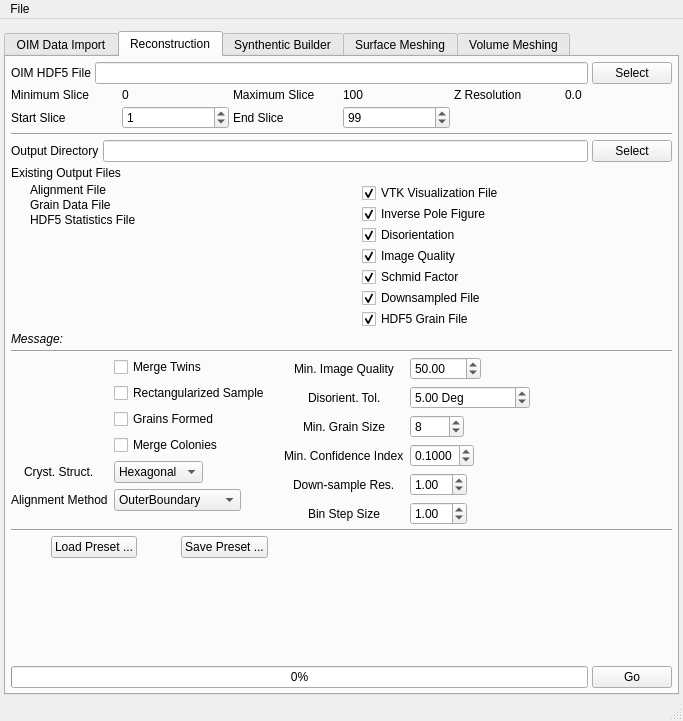
Above: Source/AIM/GUI/UI_Files/RepresentationUI.ui from BlueQuartzSoftware/DREAM3D before the change. Below: the same form after it.
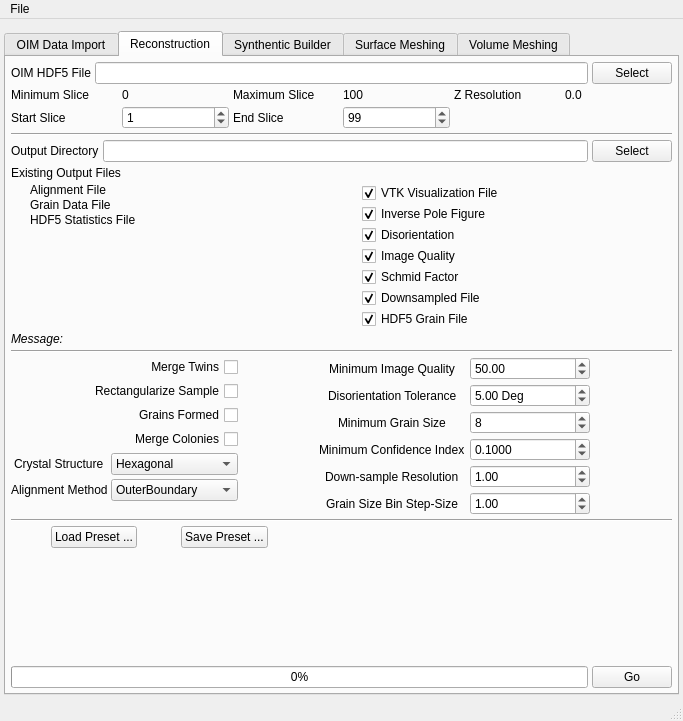
That is the form after the change. Icons and pictures are not drawn.

Commit message: Added function to export statistics from tnesion samples.  added code in find_euclidean_map to get distance from triple junctions and quadruple points

```diff
--- a/Source/AIM/GUI/UI_Files/RepresentationUI.ui
+++ b/Source/AIM/GUI/UI_Files/RepresentationUI.ui
@@ -846,59 +846,31 @@
         </item>
         <item>
          <layout class="QGridLayout" name="gridLayout_12">
-          <item row="0" column="1" rowspan="6">
+          <item row="0" column="1" rowspan="5">
            <layout class="QFormLayout" name="formLayout_5">
             <property name="fieldGrowthPolicy">
-             <enum>QFormLayout::FieldsStayAtSizeHint</enum>
+             <enum>QFormLayout::AllNonFixedFieldsGrow</enum>
             </property>
             <property name="labelAlignment">
              <set>Qt::AlignCenter</set>
             </property>
             <property name="horizontalSpacing">
-             <number>6</number>
+             <number>3</number>
             </property>
             <property name="verticalSpacing">
-             <number>6</number>
+             <number>4</number>
             </property>
             <property name="rightMargin">
-             <number>10</number>
+             <number>0</number>
             </property>
-            <item row="2" column="1">
-             <widget class="QCheckBox" name="rec_mergeTwins">
-              <property name="text">
-               <string>Merge Twins</string>
-              </property>
-             </widget>
-            </item>
-            <item row="3" column="1">
-             <widget class="QCheckBox" name="rec_fillinSample">
-              <property name="text">
-               <string>Rectangularized Sample</string>
-              </property>
-             </widget>
-            </item>
-            <item row="4" column="1">
-             <widget class="QCheckBox" name="rec_alreadyFormed">
-              <property name="text">
-               <string>Grains Formed</string>
-              </property>
-             </widget>
-            </item>
-            <item row="5" column="1">
-             <widget class="QCheckBox" name="rec_mergeColonies">
-              <property name="text">
-               <string>Merge Colonies</string>
-              </property>
-             </widget>
-            </item>
-            <item row="6" column="0">
+            <item row="8" column="0">
              <widget class="QLabel" name="label_33">
               <property name="text">
-               <string>Cryst. Struct.</string>
+               <string>Crystal Structure</string>
               </property>
              </widget>
             </item>
-            <item row="6" column="1">
+            <item row="8" column="1">
              <widget class="QComboBox" name="rec_CrystalStructure">
               <item>
                <property name="text">
@@ -912,14 +884,14 @@
               </item>
              </widget>
             </item>
-            <item row="7" column="0">
+            <item row="10" column="0">
              <widget class="QLabel" name="label_34">
               <property name="text">
                <string>Alignment Method</string>
               </property>
              </widget>
             </item>
-            <item row="7" column="1">
+            <item row="10" column="1">
              <widget class="QComboBox" name="rec_AlignMeth">
               <item>
                <property name="text">
@@ -938,29 +910,75 @@
               </item>
              </widget>
             </item>
+            <item row="6" column="0" colspan="2">
+             <widget class="QCheckBox" name="rec_alreadyFormed">
+              <property name="layoutDirection">
+               <enum>Qt::RightToLeft</enum>
+              </property>
+              <property name="text">
+               <string>Grains Formed</string>
+              </property>
+             </widget>
+            </item>
+            <item row="5" column="0" colspan="2">
+             <widget class="QCheckBox" name="rec_fillinSample">
+              <property name="layoutDirection">
+               <enum>Qt::RightToLeft</enum>
+              </property>
+              <property name="text">
+               <string>Rectangularize Sample</string>
+              </property>
+             </widget>
+            </item>
+            <item row="4" column="0" colspan="2">
+             <widget class="QCheckBox" name="rec_mergeTwins">
+              <property name="layoutDirection">
+               <enum>Qt::RightToLeft</enum>
+              </property>
+              <property name="text">
+               <string>Merge Twins</string>
+              </property>
+             </widget>
+            </item>
+            <item row="7" column="0" colspan="2">
+             <widget class="QCheckBox" name="rec_mergeColonies">
+              <property name="layoutDirection">
+               <enum>Qt::RightToLeft</enum>
+              </property>
+              <property name="text">
+               <string>Merge Colonies</string>
+              </property>
+             </widget>
+            </item>
            </layout>
           </item>
-          <item row="0" column="2" rowspan="6">
+          <item row="0" column="3" rowspan="5">
            <layout class="QFormLayout" name="formLayout_3">
             <property name="fieldGrowthPolicy">
-             <enum>QFormLayout::FieldsStayAtSizeHint</enum>
+             <enum>QFormLayout::AllNonFixedFieldsGrow</enum>
             </property>
             <property name="labelAlignment">
              <set>Qt::AlignCenter</set>
             </property>
             <property name="horizontalSpacing">
-             <number>6</number>
+             <number>5</number>
             </property>
             <property name="verticalSpacing">
-             <number>6</number>
+             <number>4</number>
             </property>
             <property name="rightMargin">
-             <number>10</number>
+             <number>5</number>
             </property>
             <item row="3" column="0">
              <widget class="QLabel" name="label_31">
+              <property name="layoutDirection">
+               <enum>Qt::LeftToRight</enum>
+              </property>
               <property name="text">
-               <string>Min. Image Quality</string>
+               <string>Minimum Image Quality</string>
+              </property>
+              <property name="alignment">
+               <set>Qt::AlignCenter</set>
               </property>
              </widget>
             </item>
@@ -980,7 +998,7 @@
             <item row="4" column="0">
              <widget class="QLabel" name="label_10">
               <property name="text">
-               <string>Disorient. Tol.</string>
+               <string>Disorientation Tolerance</string>
               </property>
              </widget>
             </item>
@@ -1012,7 +1030,7 @@
             <item row="5" column="0">
              <widget class="QLabel" name="label_8">
               <property name="text">
-               <string>Min. Grain Size</string>
+               <string>Minimum Grain Size</string>
               </property>
              </widget>
             </item>
@@ -1032,7 +1050,7 @@
             <item row="6" column="0">
              <widget class="QLabel" name="label_9">
               <property name="text">
-               <string>Min. Confidence Index</string>
+               <string>Minimum Confidence Index</string>
               </property>
              </widget>
             </item>
@@ -1055,7 +1073,7 @@
             <item row="7" column="0">
              <widget class="QLabel" name="label_46">
               <property name="text">
-               <string>Down-sample Res.</string>
+               <string>Down-sample Resolution</string>
               </property>
              </widget>
             </item>
@@ -1069,7 +1087,7 @@
             <item row="8" column="0">
              <widget class="QLabel" name="label_59">
               <property name="text">
-               <string>Bin Step Size</string>
+               <string>Grain Size Bin Step-Size</string>
               </property>
              </widget>
             </item>
@@ -1082,7 +1100,7 @@
             </item>
            </layout>
           </item>
-          <item row="0" column="3" rowspan="6">
+          <item row="0" column="4" rowspan="5">
            <spacer name="horizontalSpacer">
             <property name="orientation">
              <enum>Qt::Horizontal</enum>
@@ -1095,6 +1113,19 @@
             </property>
            </spacer>
           </item>
+          <item row="0" column="2">
+           <spacer name="horizontalSpacer_3">
+            <property name="orientation">
+             <enum>Qt::Horizontal</enum>
+            </property>
+            <property name="sizeHint" stdset="0">
+             <size>
+              <width>40</width>
+              <height>20</height>
+             </size>
+            </property>
+           </spacer>
+          </item>
          </layout>
         </item>
         <item>
```
Left out of the diff: 5 changed lines with no effect on the pictures. The commit also changes 7 other files.
